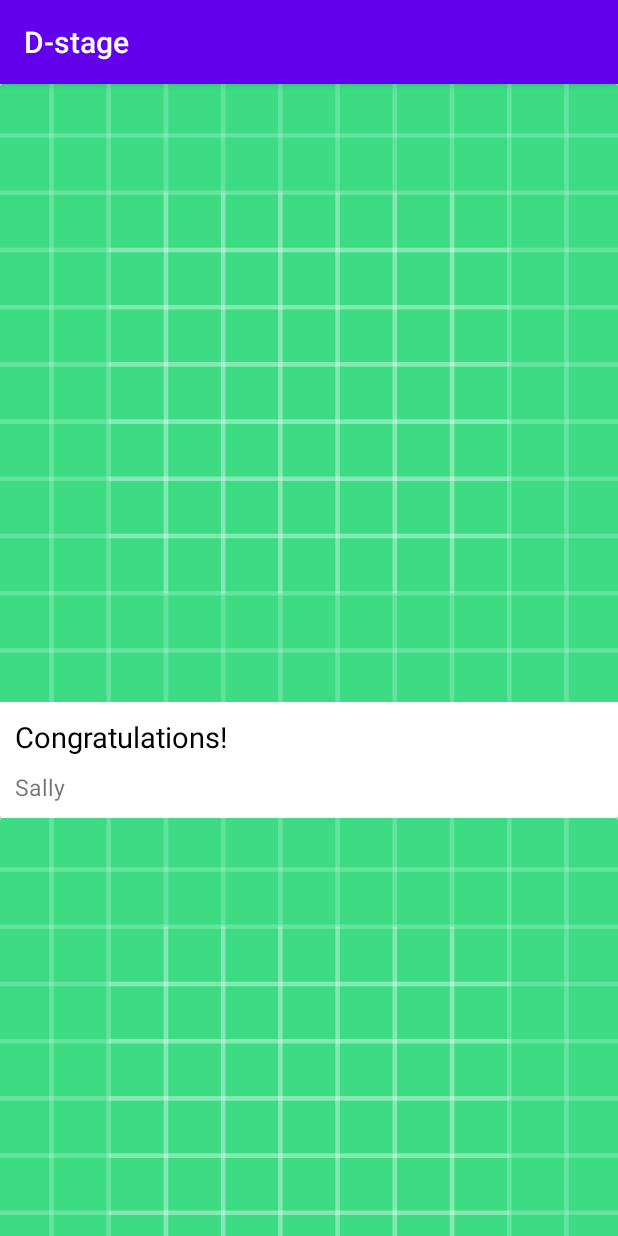
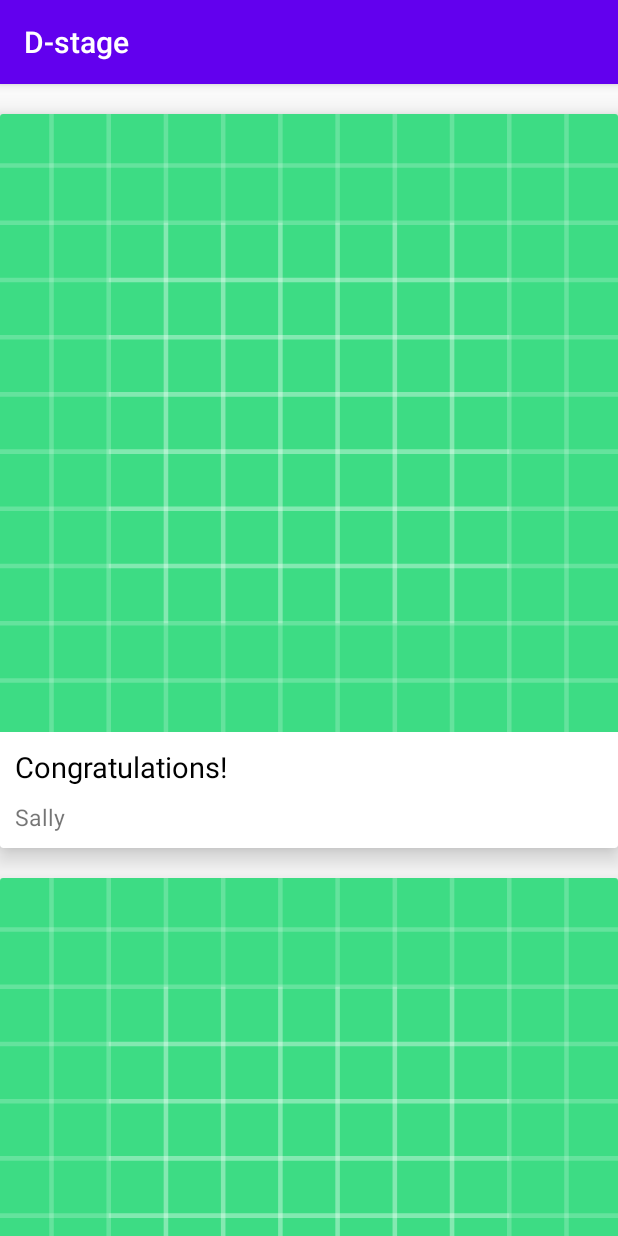
Before and after one commit to guyyaffear/RecyclerView-android, an Android app: the screen it shows after launch (MainActivity), on a phone screen of 412 x 824 dp. Run offline under Robolectric (Android 15) with nearby library versions, the phone set to English and light mode, and no system bars; pictures from the network do not load.

Commit message:
finish recycaleView

```diff
--- a/Projects/app/src/main/java/com/example/d_stage/MainActivity.kt
+++ b/Projects/app/src/main/java/com/example/d_stage/MainActivity.kt
@@ -3,9 +3,12 @@ package com.example.d_stage
 import androidx.appcompat.app.AppCompatActivity
 import android.os.Bundle
 import androidx.recyclerview.widget.LinearLayoutManager
+import androidx.recyclerview.widget.RecyclerView
 import kotlinx.android.synthetic.main.activity_main.*
 
 class MainActivity : AppCompatActivity() {
+
+
     private lateinit var blogAdapter: BlogRecyclerAdapter
 
     override fun onCreate(savedInstanceState: Bundle?) {
@@ -15,6 +18,7 @@ class MainActivity : AppCompatActivity() {
         initRecyclerView()
         addDataSet()
     }
+
     private fun addDataSet(){
         val data = DataSource.createDataSet()
         blogAdapter.submitList(data)
@@ -24,10 +28,12 @@ class MainActivity : AppCompatActivity() {
 
         recycler_view.apply {
             layoutManager = LinearLayoutManager(this@MainActivity)
-            val topSpacingDecorator = topSpacingDecorator(30)
+            val topSpacingDecorator = TopSpacingItemDecoration(30)
             addItemDecoration(topSpacingDecorator)
             blogAdapter = BlogRecyclerAdapter()
             adapter = blogAdapter
         }
+    }
+
+
 }
-}
--- /dev/null
+++ b/Projects/app/src/main/java/com/example/d_stage/TopSpacingItemDecoration.kt
@@ -0,0 +1,38 @@
+package com.example.d_stage
+
+import android.graphics.Rect
+import android.os.Parcel
+import android.os.Parcelable
+import android.view.View
+import androidx.recyclerview.widget.RecyclerView
+
+
+class TopSpacingItemDecoration(private val padding: Int) : RecyclerView.ItemDecoration(),
+    Parcelable {
+
+    constructor(parcel: Parcel) : this(parcel.readInt()) {
+    }
+
+    override fun getItemOffsets(outRect: Rect, view: View, parent: RecyclerView, state: RecyclerView.State) {
+        super.getItemOffsets(outRect, view, parent, state)
+        outRect.top = padding
+    }
+
+    override fun writeToParcel(parcel: Parcel, flags: Int) {
+        parcel.writeInt(padding)
+    }
+
+    override fun describeContents(): Int {
+        return 0
+    }
+
+    companion object CREATOR : Parcelable.Creator<TopSpacingItemDecoration> {
+        override fun createFromParcel(parcel: Parcel): TopSpacingItemDecoration {
+            return TopSpacingItemDecoration(parcel)
+        }
+
+        override fun newArray(size: Int): Array<TopSpacingItemDecoration?> {
+            return arrayOfNulls(size)
+        }
+    }
+}
```
